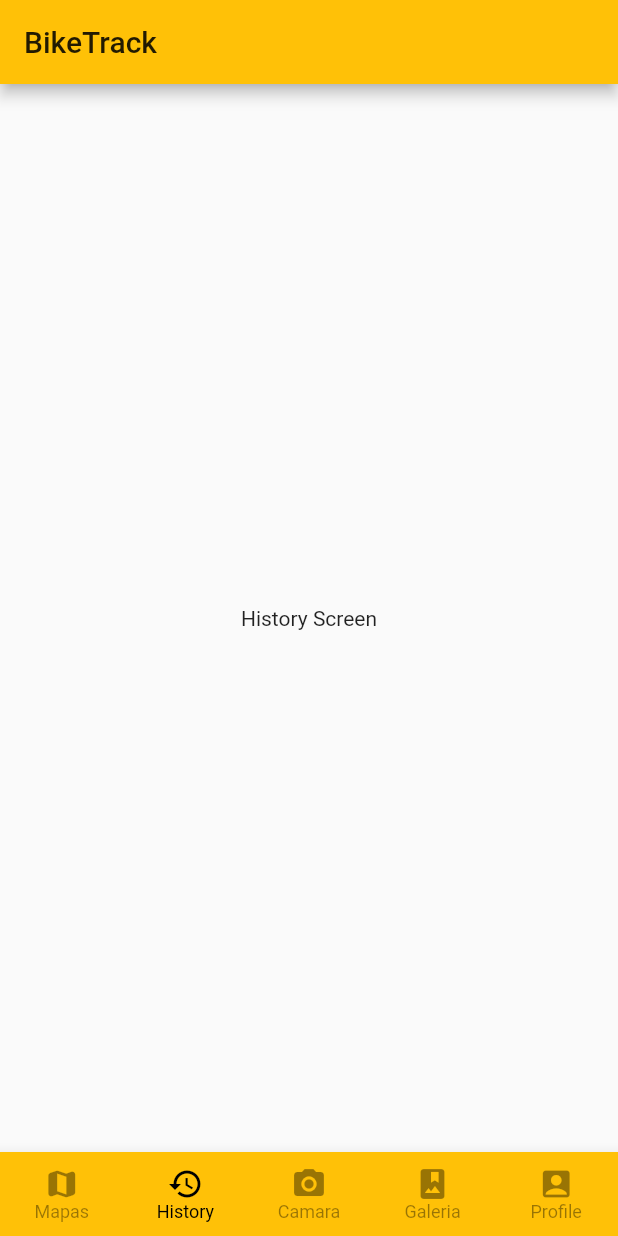
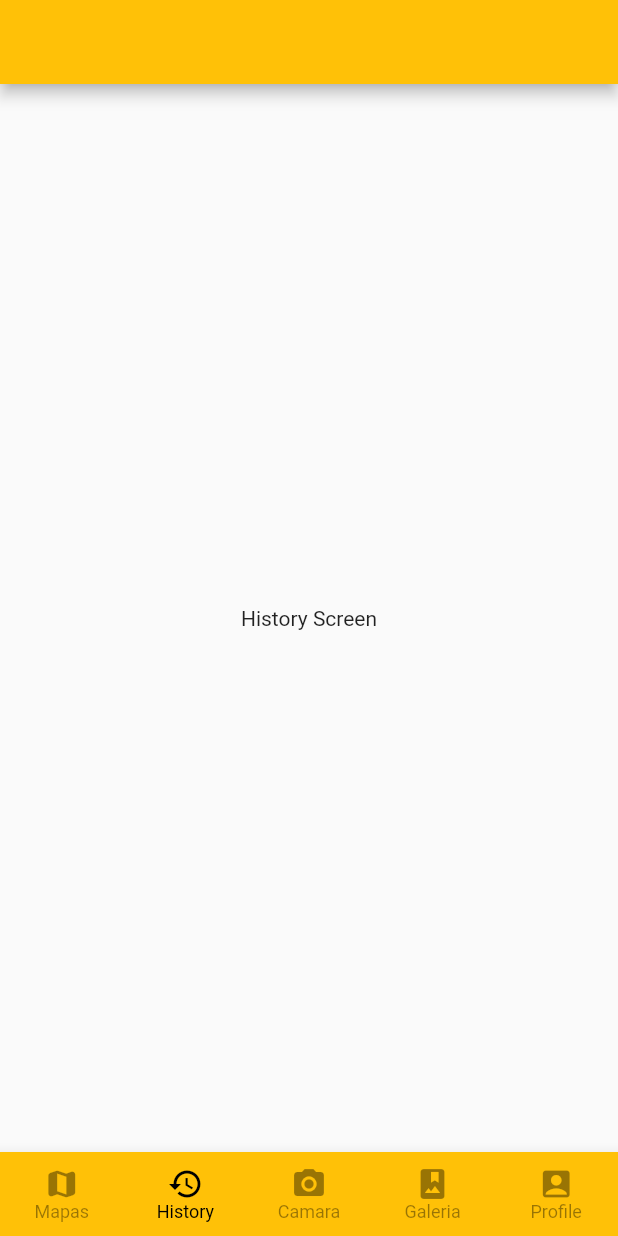
Before and after one commit to lucasseabra97/cm-project, a Flutter app: the screen it shows after launch, item 2 of the bottom bar chosen, on a phone screen of 412 x 824 dp. Run offline on Flutter 3.47's test engine with Material 2 defaults, Android fonts, the phone set to English and light mode, and no system bars; our stand-ins replace google_maps_flutter, image_picker, location, qr_flutter, splashscreen; missing offline and left inert: flutter_polyline_points.

Commit message:
added loggo

```diff
--- a/bikeTrack/lib/screens/home_screen.dart
+++ b/bikeTrack/lib/screens/home_screen.dart
@@ -49,7 +49,6 @@ class _HomeScreen extends State<HomeScreen> {
 
     return Scaffold(
         appBar: AppBar(
-          title: Text('BikeTrack'),
           backgroundColor: Theme.of(context).primaryColor,
         ),
         body: _screens[_currentIndex],
--- a/bikeTrack/lib/screens/splash_screen.dart
+++ b/bikeTrack/lib/screens/splash_screen.dart
@@ -19,7 +19,7 @@ class _SplashScreen extends State<Splash_Screen> {
               'BikeTrack',
               style: new TextStyle(fontWeight: FontWeight.bold, fontSize: 20.0),
             ),
-            image: Image.asset("assets/logo.png"),
+            image: Image.asset("assets/logo2.png"),
             backgroundColor: Colors.amber,
             loadingText: Text("Getting Started"),
             styleTextUnderTheLoader: new TextStyle(),
--- a/bikeTrack/pubspec.yaml
+++ b/bikeTrack/pubspec.yaml
@@ -54,7 +54,7 @@ flutter:
   # the material Icons class.
   uses-material-design: true
   assets:
-        - logo.png
+        - logo2.png
   # To add assets to your application, add an assets section, like this:
   # assets:
   #   - images/a_dot_burr.jpeg
```
Also changed, not shown: bikeTrack/assets/logo.png (deleted), bikeTrack/assets/logo2.png (added).
